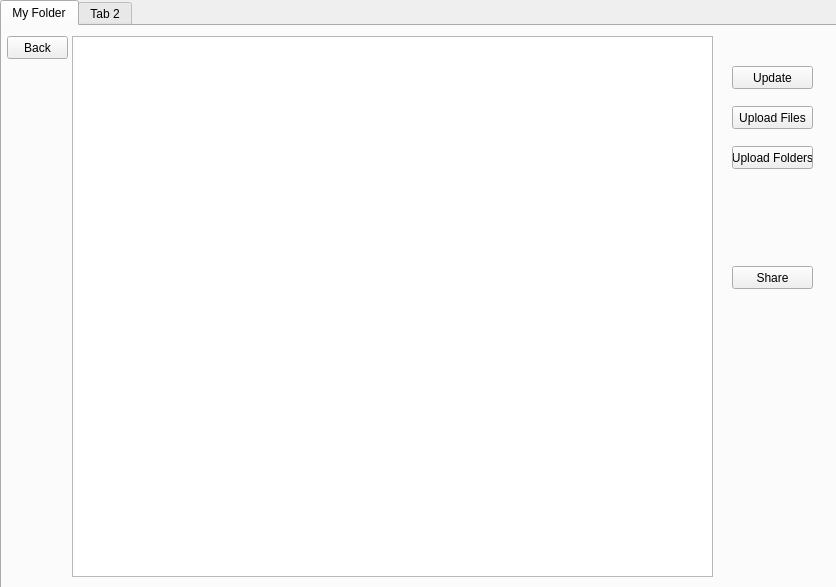
The window that main.ui (Orico83/FileSpace) describes before a commit, drawn with Qt 5.
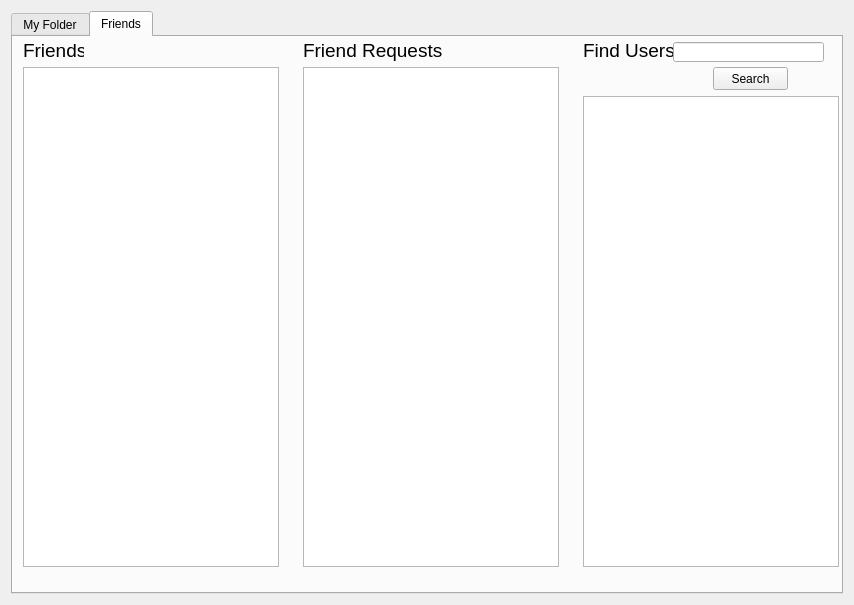
The same window after the commit.

Commit message: added friends tab.

What changed in the file:
```diff
--- a/main.ui
+++ b/main.ui
@@ -6,21 +6,18 @@
    <rect>
     <x>0</x>
     <y>0</y>
-    <width>836</width>
-    <height>587</height>
+    <width>854</width>
+    <height>605</height>
    </rect>
   </property>
   <property name="windowTitle">
    <string>MainWindow</string>
   </property>
-  <widget class="QTabWidget" name="myfolder_tab_2">
-   <property name="geometry">
-    <rect>
-     <x>0</x>
-     <y>0</y>
-     <width>841</width>
-     <height>591</height>
-    </rect>
+  <layout class="QHBoxLayout" name="horizontalLayout">
+   <item>
+    <widget class="QTabWidget" name="tabs">
+     <property name="enabled">
+      <bool>true</bool>
    </property>
    <property name="currentIndex">
     <number>0</number>
@@ -118,26 +115,125 @@
       <enum>QListView::IconMode</enum>
      </property>
     </widget>
-    <widget class="QPushButton" name="update_changes_button">
-     <property name="geometry">
-      <rect>
-       <x>730</x>
-       <y>40</y>
-       <width>81</width>
-       <height>23</height>
-      </rect>
-     </property>
-     <property name="text">
-      <string>Update</string>
-     </property>
-    </widget>
-   </widget>
-   <widget class="QWidget" name="tab_2">
+     </widget>
+     <widget class="QWidget" name="friends_tab">
     <attribute name="title">
-     <string>Tab 2</string>
-    </attribute>
-   </widget>
-  </widget>
+       <string>Friends</string>
+      </attribute>
+      <widget class="QListWidget" name="friends_list_widget">
+       <property name="geometry">
+        <rect>
+         <x>10</x>
+         <y>30</y>
+         <width>256</width>
+         <height>500</height>
+        </rect>
+       </property>
+      </widget>
+      <widget class="QLabel" name="friends_label">
+       <property name="geometry">
+        <rect>
+         <x>10</x>
+         <y>3</y>
+         <width>61</width>
+         <height>21</height>
+        </rect>
+       </property>
+       <property name="font">
+        <font>
+         <pointsize>14</pointsize>
+        </font>
+       </property>
+       <property name="text">
+        <string>Friends</string>
+       </property>
+      </widget>
+      <widget class="QListWidget" name="friend_requests_list_widget">
+       <property name="geometry">
+        <rect>
+         <x>290</x>
+         <y>30</y>
+         <width>256</width>
+         <height>500</height>
+        </rect>
+       </property>
+      </widget>
+      <widget class="QLabel" name="friend_requests_label">
+       <property name="geometry">
+        <rect>
+         <x>290</x>
+         <y>3</y>
+         <width>141</width>
+         <height>21</height>
+        </rect>
+       </property>
+       <property name="font">
+        <font>
+         <pointsize>14</pointsize>
+        </font>
+       </property>
+       <property name="text">
+        <string>Friend Requests</string>
+       </property>
+      </widget>
+      <widget class="QListWidget" name="search_results_list">
+       <property name="geometry">
+        <rect>
+         <x>570</x>
+         <y>59</y>
+         <width>256</width>
+         <height>471</height>
+        </rect>
+       </property>
+      </widget>
+      <widget class="QLabel" name="search_users_label">
+       <property name="geometry">
+        <rect>
+         <x>570</x>
+         <y>3</y>
+         <width>91</width>
+         <height>21</height>
+        </rect>
+       </property>
+       <property name="font">
+        <font>
+         <pointsize>14</pointsize>
+        </font>
+       </property>
+       <property name="text">
+        <string>Find Users</string>
+       </property>
+      </widget>
+      <widget class="QLineEdit" name="search_bar">
+       <property name="geometry">
+        <rect>
+         <x>660</x>
+         <y>5</y>
+         <width>151</width>
+         <height>20</height>
+        </rect>
+       </property>
+       <property name="text">
+        <string/>
+       </property>
+      </widget>
+      <widget class="QPushButton" name="search_users_button">
+       <property name="geometry">
+        <rect>
+         <x>700</x>
+         <y>30</y>
+         <width>75</width>
+         <height>23</height>
+        </rect>
+       </property>
+       <property name="text">
+        <string>Search</string>
+       </property>
+      </widget>
+     </widget>
+    </widget>
+   </item>
+  </layout>
  </widget>
  <resources/>
  <connections/>
```
Left out of the diff: 28 changed lines with no effect on the pictures. Lines whose indentation alone changed are shown as unchanged. The commit also changes 1 other file.
